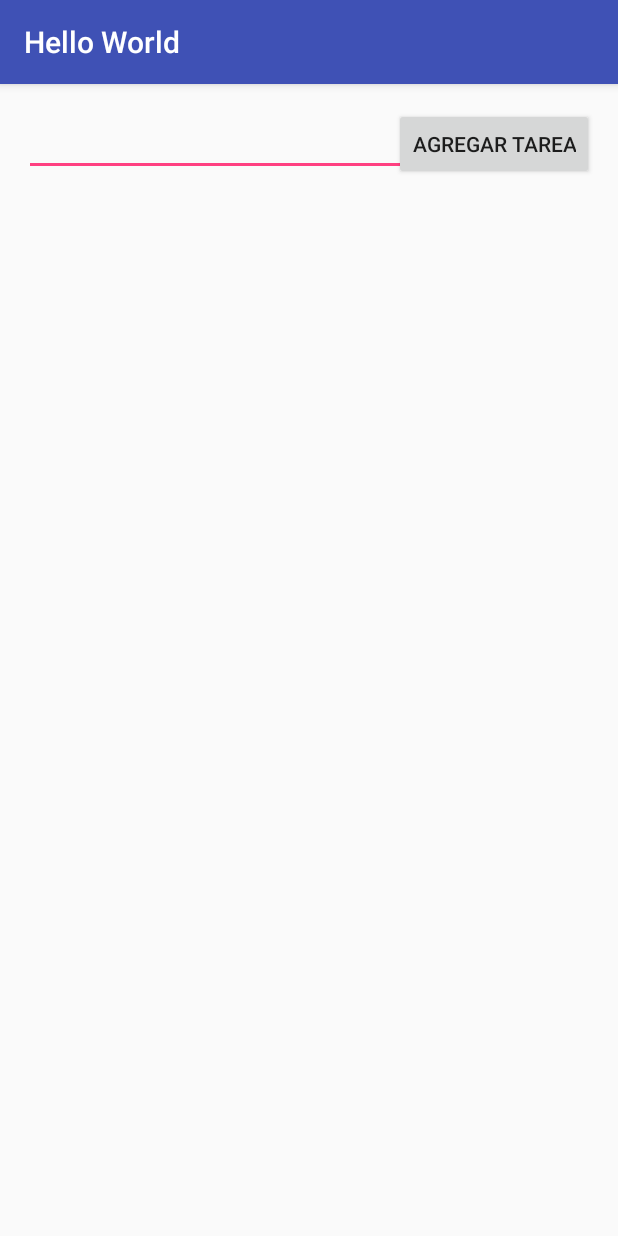
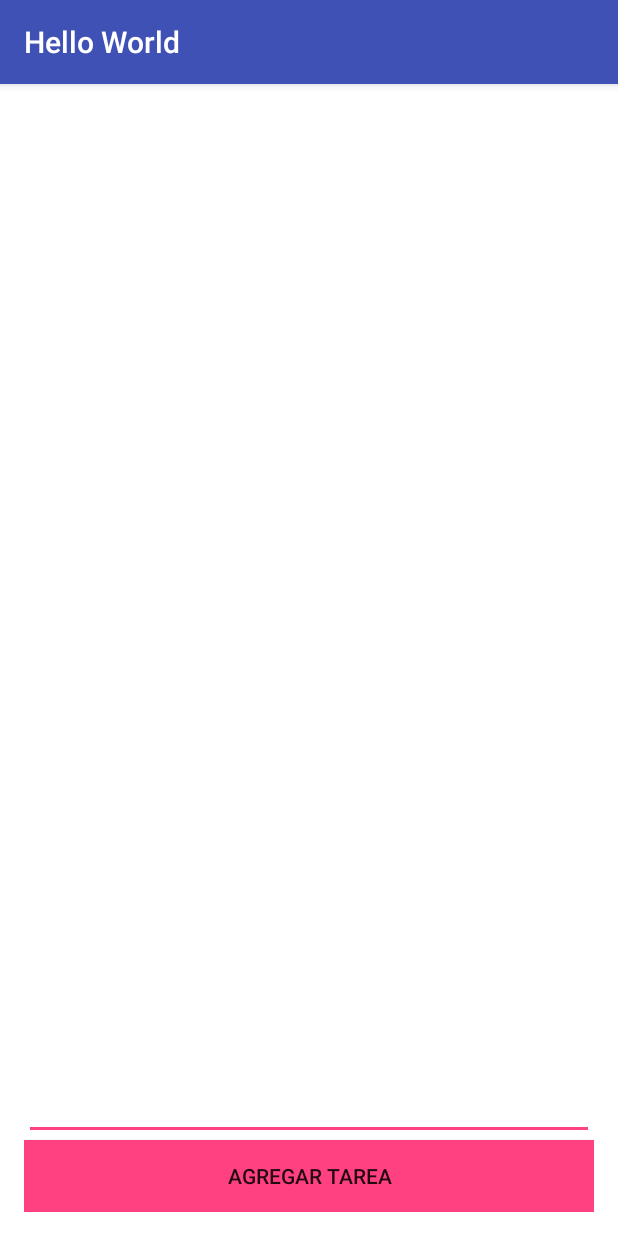
Before and after one commit to davidcalle9430/TaskManager, an Android app: the screen it shows after launch (Principal), on a phone screen of 412 x 824 dp. Run offline under Robolectric (Android 15) with nearby library versions, the phone set to English and light mode, and no system bars.

Commit message:
Call state manager

```diff
--- a/app/src/main/java/com/example/david/taller1/ManejadorArchivos.java
+++ b/app/src/main/java/com/example/david/taller1/ManejadorArchivos.java
@@ -17,13 +17,17 @@ public class ManejadorArchivos {
     public final static String NOMBRE_ARCHIVO="archivo.txt";
     private static ManejadorArchivos instancia = new ManejadorArchivos();
     protected Context context;
+    private ManejadorArchivos(){}
 
     public static ManejadorArchivos getInstance(Context contexto){
+        if(instancia == null){
+            instancia = new ManejadorArchivos();
+        }
         instancia.context = contexto;
         return instancia;
     }
 
-    public static List<String> leerArchivo(){
+    public List<String> leerArchivo(){
         File directorio = instancia.context.getFilesDir();
         File archivoTareas = new File(directorio, NOMBRE_ARCHIVO);
         try{
@@ -33,7 +37,7 @@ public class ManejadorArchivos {
         }
     }
 
-    public static void escribirArchivo(List<String> tareas){
+    public void escribirArchivo(List<String> tareas){
         File directorio = instancia.context.getFilesDir();
         File archivoTareas = new File(directorio, NOMBRE_ARCHIVO);
         try{
--- a/app/src/main/java/com/example/david/taller1/Principal.java
+++ b/app/src/main/java/com/example/david/taller1/Principal.java
@@ -1,23 +1,12 @@
 package com.example.david.taller1;
 
-import android.content.Intent;
 import android.support.v7.app.AppCompatActivity;
 import android.os.Bundle;
-import android.util.Log;
 import android.view.View;
 import android.widget.AdapterView;
 import android.widget.ArrayAdapter;
-import android.widget.Button;
 import android.widget.EditText;
 import android.widget.ListView;
-import android.widget.Toast;
-
-import org.apache.commons.io.FileUtils;
-
-import java.io.File;
-import java.io.IOException;
-import java.util.ArrayList;
-import java.util.Arrays;
 import java.util.List;
 
 public class Principal extends AppCompatActivity {
@@ -30,7 +19,7 @@ public class Principal extends AppCompatActivity {
     protected void onCreate(Bundle savedInstanceState) {
         super.onCreate(savedInstanceState);
         setContentView(R.layout.activity_principal);
-        Log.wtf("APP", " On create ");
+        // Log.wtf("APP", " On create ");
         // Ojo!
         tareas = ManejadorArchivos.getInstance(this).leerArchivo();
         vistaLista = (ListView) findViewById(R.id.list_view_calls);
@@ -50,44 +39,47 @@ public class Principal extends AppCompatActivity {
 
 
     public void agregarTarea(View v){
-       EditText text =(EditText) findViewById(R.id.txt_tarea);
+        EditText text =(EditText) findViewById(R.id.txt_tarea);
         String tarea = text.getText().toString();
-        adapter.add(tarea);
+        if(text != null && !tarea.isEmpty()) {
+            adapter.add(tarea);
+        }
+        text.setText("");
         ManejadorArchivos.getInstance(this).escribirArchivo(tareas);
     }
 
     @Override
     protected void onPause() {
         super.onPause();
-        Log.wtf("App", "On pause");
+        //Log.wtf("App", "On pause");
     }
     @Override
     protected void onStart(){
         super.onStart();
-        Log.v("App", "On start");
+        //Log.v("App", "On start");
     }
     @Override
     protected void onDestroy() {
         super.onDestroy();
-        Log.v("App", "On destroy");
+        //Log.v("App", "On destroy");
     }
 
     @Override
     protected void onStop() {
         super.onStop();
-        Log.wtf("App", " ON stop");
+        //Log.wtf("App", " ON stop");
     }
 
     @Override
     protected void onResume(){
         super.onResume();
-        Log.wtf("App", " on resume ");
+        //Log.wtf("App", " on resume ");
     }
 
     @Override
     protected void onRestart() {
         super.onRestart();
-        Log.wtf("App", "On restart");
+        //Log.wtf("App", "On restart");
         //tareas =  ManejadorArchivos.getInstance(this).leerArchivo();
         //adapter.notifyDataSetChanged();
     }
--- a/app/src/main/res/layout-land/activity_principal.xml
+++ /dev/null
@@ -1,27 +0,0 @@
-<?xml version="1.0" encoding="utf-8"?>
-<LinearLayout xmlns:android="http://schemas.android.com/apk/res/android"
-    android:orientation="vertical" android:layout_width="match_parent"
-    android:layout_height="match_parent">
-    <ListView
-        android:layout_width="wrap_content"
-        android:layout_height="wrap_content"
-        android:id="@+id/list_view_calls"
-        android:layout_alignParentTop="true"
-        android:layout_alignParentStart="true" />
-    <EditText
-        android:layout_width="match_parent"
-        android:layout_height="wrap_content"
-        android:id="@+id/txt_tarea"
-        android:layout_below="@+id/list_view_calls"
-        android:layout_alignParentEnd="true" />
-    <Button
-        android:layout_width="wrap_content"
-        android:layout_height="wrap_content"
-        android:id="@+id/button_txt"
-        android:text="Agregar Tarea"
-        android:onClick="agregarTarea"
-        android:layout_alignBaseline="@+id/txt_tarea"
-        android:layout_alignBottom="@+id/txt_tarea"
-        android:layout_alignEnd="@+id/list_view_calls" />
-
-</LinearLayout>
--- a/app/src/main/res/layout/activity_principal.xml
+++ b/app/src/main/res/layout/activity_principal.xml
@@ -8,28 +8,35 @@
     android:paddingRight="@dimen/activity_horizontal_margin"
     android:paddingTop="@dimen/activity_vertical_margin"
     android:paddingBottom="@dimen/activity_vertical_margin"
-    tools:context="com.example.david.taller1.Principal">
+    tools:context="com.example.david.taller1.Principal"
+    android:background="@color/background">
 
 
     <ListView
-        android:layout_width="wrap_content"
+        android:layout_width="match_parent"
         android:layout_height="wrap_content"
         android:id="@+id/list_view_calls"
         android:layout_alignParentTop="true"
         android:layout_alignParentStart="true" />
+
+    <LinearLayout
+        android:layout_width="match_parent"
+        android:layout_height="wrap_content"
+        android:layout_alignParentBottom="true"
+        android:orientation="vertical"
+        android:gravity="bottom"
+        android:layout_weight="1"
+        android:background="@color/background" >
     <EditText
         android:layout_width="match_parent"
         android:layout_height="wrap_content"
-        android:id="@+id/txt_tarea"
-        android:layout_below="@+id/list_view_calls"
-        android:layout_alignParentEnd="true" />
+        android:id="@+id/txt_tarea" />
     <Button
-        android:layout_width="wrap_content"
+        android:layout_width="match_parent"
         android:layout_height="wrap_content"
         android:id="@+id/button_txt"
         android:text="Agregar Tarea"
         android:onClick="agregarTarea"
-        android:layout_alignBaseline="@+id/txt_tarea"
-        android:layout_alignBottom="@+id/txt_tarea"
-        android:layout_alignEnd="@+id/list_view_calls" />
+        android:background="@color/colorAccent"/>
+    </LinearLayout>
 </RelativeLayout>
--- a/app/src/main/res/values/colors.xml
+++ b/app/src/main/res/values/colors.xml
@@ -3,4 +3,5 @@
     <color name="colorPrimary">#3F51B5</color>
     <color name="colorPrimaryDark">#303F9F</color>
     <color name="colorAccent">#FF4081</color>
+    <color name="background">#FFFFFF</color>
 </resources>
--- a/app/src/main/res/values/strings.xml
+++ b/app/src/main/res/values/strings.xml
@@ -1,5 +1,7 @@
 <resources>
     <string name="app_name">Hello World</string>
     <string name="saludo">Hello World!</string>
+    <string name="llamada">Llamada de </string>
+    <string name="llamada_perdida">Llamada perdida de </string>
     <string name="btn_text" />
 </resources>
```
Also changed, not shown: app/src/main/java/com/example/david/taller1/CallStateManager.java (added, +38 -0 lines), app/src/main/java/com/example/david/taller1/ReceptorLlamadas.java (+13 -12 lines).
